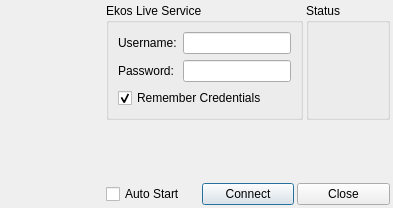
This is kstars/ekos/ekoslive/ekoslivedialog.ui in KDE/kstars as Qt 5 draws it before an edit. The edited form follows.
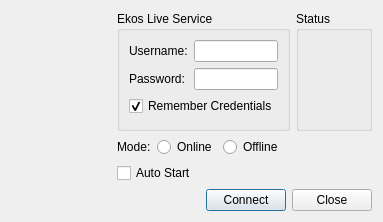
This is the edited form.

Commit message: Add switch for EkosLive connection mode

Diff of the .ui file:
```diff
--- a/kstars/ekos/ekoslive/ekoslivedialog.ui
+++ b/kstars/ekos/ekoslive/ekoslivedialog.ui
@@ -6,30 +6,13 @@
    <rect>
     <x>0</x>
     <y>0</y>
-    <width>393</width>
-    <height>208</height>
+    <width>365</width>
+    <height>214</height>
    </rect>
   </property>
   <property name="windowTitle">
    <string>Ekos Live</string>
   </property>
-  <layout class="QVBoxLayout" name="verticalLayout_2">
-   <property name="spacing">
-    <number>3</number>
-   </property>
-   <property name="leftMargin">
-    <number>3</number>
-   </property>
-   <property name="topMargin">
-    <number>3</number>
-   </property>
-   <property name="rightMargin">
-    <number>3</number>
-   </property>
-   <property name="bottomMargin">
-    <number>3</number>
-   </property>
-   <item>
     <layout class="QHBoxLayout" name="horizontalLayout_3">
      <item>
       <widget class="QLabel" name="leftBanner">
@@ -173,20 +156,64 @@
         </layout>
        </item>
        <item>
-        <spacer name="verticalSpacer">
+      <layout class="QHBoxLayout" name="horizontalLayout_2">
+       <item>
+        <widget class="QLabel" name="modeLabel">
+         <property name="enabled">
+          <bool>true</bool>
+         </property>
+         <property name="text">
+          <string>Mode:</string>
+         </property>
+        </widget>
+       </item>
+       <item>
+        <widget class="QRadioButton" name="ekosLiveOnlineR">
+         <property name="enabled">
+          <bool>true</bool>
+         </property>
+         <property name="toolTip">
+          <string>Connect to EkosLive on the Cloud. Requires Internet connection.</string>
+         </property>
+         <property name="text">
+          <string>Online</string>
+         </property>
+         <attribute name="buttonGroup">
+          <string notr="true">EkosLiveModeGroup</string>
+         </attribute>
+        </widget>
+       </item>
+       <item>
+        <widget class="QRadioButton" name="ekosLiveOfflineR">
+         <property name="enabled">
+          <bool>true</bool>
+         </property>
+         <property name="toolTip">
+          <string>Connects to EkosLive offline.</string>
+         </property>
+         <property name="text">
+          <string>Offline</string>
+         </property>
+         <attribute name="buttonGroup">
+          <string notr="true">EkosLiveModeGroup</string>
+         </attribute>
+        </widget>
+       </item>
+       <item>
+        <spacer name="horizontalSpacer_2">
          <property name="orientation">
-          <enum>Qt::Vertical</enum>
+          <enum>Qt::Horizontal</enum>
          </property>
          <property name="sizeHint" stdset="0">
           <size>
-           <width>20</width>
-           <height>40</height>
+           <width>40</width>
+           <height>20</height>
           </size>
          </property>
         </spacer>
        </item>
-       <item>
-        <layout class="QHBoxLayout" name="bottomLayout">
+      </layout>
+     </item>
          <item>
           <widget class="QCheckBox" name="autoStartCheck">
            <property name="toolTip">
@@ -198,6 +225,21 @@
           </widget>
          </item>
          <item>
+      <layout class="QHBoxLayout" name="bottomLayout">
+       <item>
+        <spacer name="horizontalSpacer">
+         <property name="orientation">
+          <enum>Qt::Horizontal</enum>
+         </property>
+         <property name="sizeHint" stdset="0">
+          <size>
+           <width>40</width>
+           <height>20</height>
+          </size>
+         </property>
+        </spacer>
+       </item>
+       <item>
           <widget class="QPushButton" name="connectB">
            <property name="text">
             <string>Connect</string>
@@ -216,8 +258,6 @@
       </layout>
      </item>
     </layout>
-   </item>
-  </layout>
  </widget>
  <tabstops>
   <tabstop>username</tabstop>
```
Left out of the diff: 3 changed lines with no effect on the pictures. Lines whose indentation alone changed are shown as unchanged. The commit also changes 3 other files.
